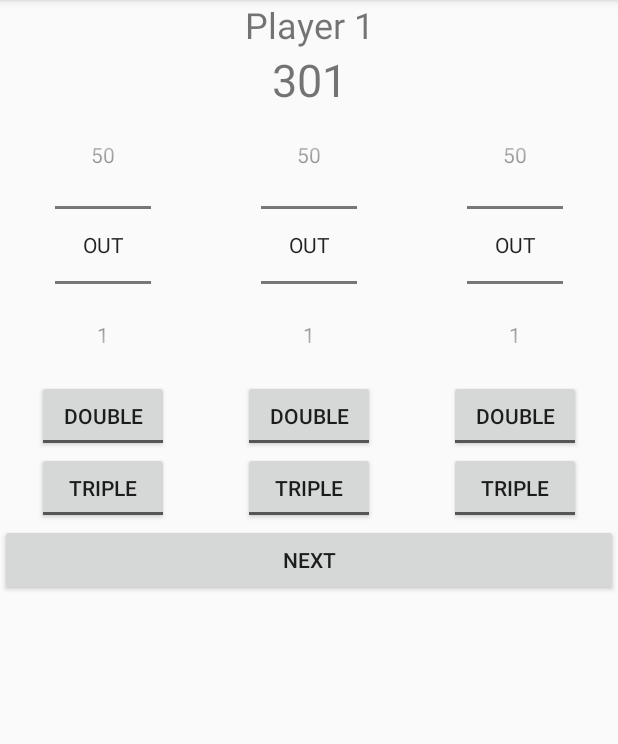
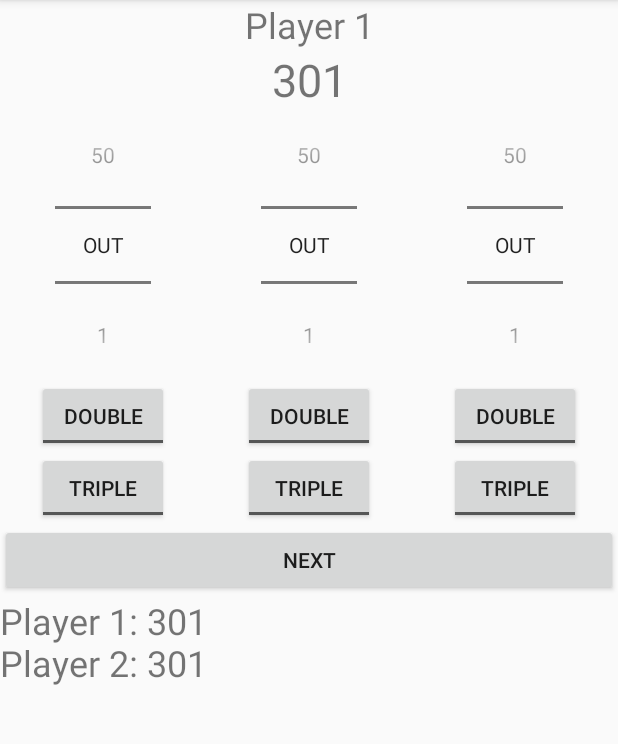
Before and after one commit to ychalier/dart, an Android app: the GameActivity screen opened directly, with no data from a screen before it, on a phone screen of 412 x 824 dp, the part 84-828 px from its top. Run offline under Robolectric (Android 15) with nearby library versions, the phone set to English and light mode, and no system bars.

Commit message:
Added scoreboard

```diff
--- a/app/src/main/java/chalier/yohan/dart/GameActivity.java
+++ b/app/src/main/java/chalier/yohan/dart/GameActivity.java
@@ -21,6 +21,7 @@ public class GameActivity extends AppCompatActivity {
 
     private TextView playerLabel;
     private TextView scoreLabel;
+    private TextView scoreboard;
 
     private int[] scores;
     private int currentPlayer;
@@ -50,6 +51,7 @@ public class GameActivity extends AppCompatActivity {
 
         playerLabel = findViewById(R.id.textView2);
         scoreLabel = findViewById(R.id.textView3);
+        scoreboard = findViewById(R.id.textView4);
 
         final GameActivity self = this;
         Button button = findViewById(R.id.button2);
@@ -78,6 +80,12 @@ public class GameActivity extends AppCompatActivity {
         currentPlayer = (currentPlayer + 1) % playerCount;
         playerLabel.setText("Player " + (currentPlayer + 1));
         scoreLabel.setText(Integer.toString(scores[currentPlayer]));
+
+        String scoreboardText = "";
+        for (int i = 0; i < playerCount; i++) {
+            scoreboardText += "Player " + (i + 1) + ": " + scores[i] + "\n";
+        }
+        scoreboard.setText(scoreboardText);
     }
 
 }
--- a/app/src/main/res/layout/activity_game.xml
+++ b/app/src/main/res/layout/activity_game.xml
@@ -64,4 +64,12 @@
         android:layout_height="wrap_content"
         android:text="Next" />
 
+    <TextView
+        android:id="@+id/textView4"
+        android:layout_width="match_parent"
+        android:layout_height="wrap_content"
+        android:text="Scoreboard"
+        android:textAlignment="textStart"
+        android:textSize="24sp" />
+
 </LinearLayout>
```
